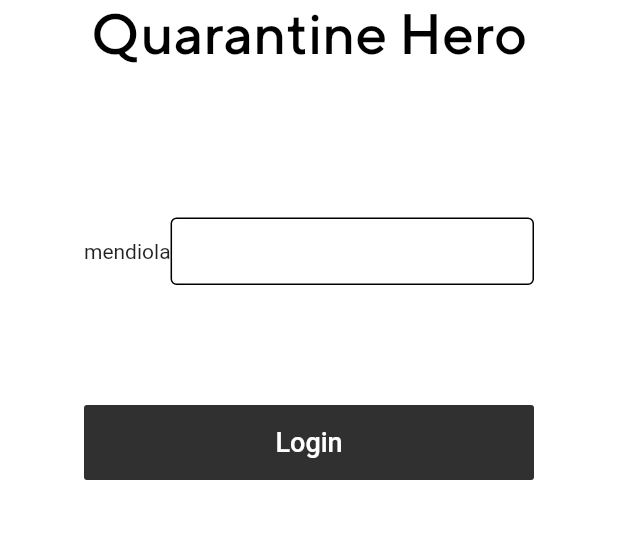
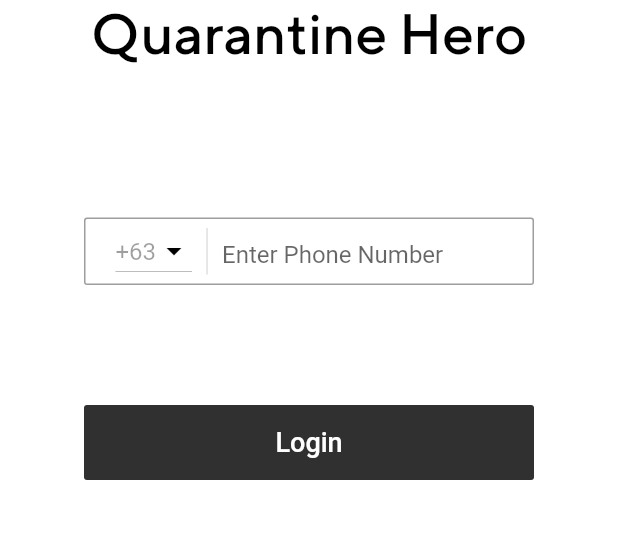
Before and after one commit to mendiolanivelle/-Flutter-Fake-Passapp, a Flutter app: the Signup screen opened by its route, on a phone screen of 412 x 824 dp, the part 300-839 px from its top. Run offline on Flutter 3.47's test engine with Material 2 defaults, Android fonts, the phone set to English and light mode, and no system bars.

Commit message:
[Flutter Fake Passapp] - input field at 80%

```diff
--- a/lib/page/Signup.dart
+++ b/lib/page/Signup.dart
@@ -7,6 +7,10 @@ class Signup extends StatefulWidget {
 class _SignupState extends State<Signup> {
   @override
   Widget build(BuildContext context) {
+
+    List <String> headerNumber = ['+63'];
+    String inputnumbertip = 'Enter Phone Number';
+
     return Scaffold(
       backgroundColor: Colors.white,
 
@@ -48,26 +52,74 @@ class _SignupState extends State<Signup> {
               SizedBox(
               width: 300,
               height: 45,
-               child:Row
+               child:Container(
+                 decoration: BoxDecoration
+                 (
+                   border: Border.all(color: Colors.grey),
+                   borderRadius: BorderRadius.all(Radius.circular(2))
+                 ),
+
+                 child: Row
                   (
                     children: <Widget>
                     [
-                    Text('mendiola'),
+                      Padding(
+                        padding: const EdgeInsets.fromLTRB(20, 0, 0, 0),
+                        child: DropdownButton<String>
+                        (
+                          iconDisabledColor: Colors.black,
+                          hint: Text('+63',style: TextStyle(color: Colors.black),),
+                          items: headerNumber.map((String dropDownString)
+                          {
+                            return DropdownMenuItem
+                            (
+                              value: dropDownString,
+                              child:Text(dropDownString),
+
+
+                            );
+                          }).toList(),
+
+
+                          value: '+63',
+
+
+                        ),
+                      ),
+                      VerticalDivider
+                      (
+                        width: 20,
+                        thickness: 1,
+                        indent: 6,
+                        endIndent: 6,
+                      ),
 
                       Flexible
                       (
                         child: TextField
                         (
+                          keyboardType: TextInputType.number,
                           decoration: InputDecoration
                           (
-                          enabledBorder: OutlineInputBorder
-                          (
-                            borderSide: BorderSide(color: Colors.black)
-                          )
+                            hintText: ('Enter Phone Number'),
+                            border: InputBorder.none,
+                            focusedBorder: InputBorder.none,
+                            enabledBorder: InputBorder.none,
+                            errorBorder: InputBorder.none,
+                            disabledBorder: InputBorder.none,
+
                           ),
+                          onTap: ()
+                          {
+                            setState(() {
+                              inputnumbertip = '';
+                            });
+
+                          },
                         )
                         ),
                     ],
+                  ),
                ),
               ),
               SizedBox(height: 80,),
```
Lines whose indentation alone changed are shown as unchanged.
